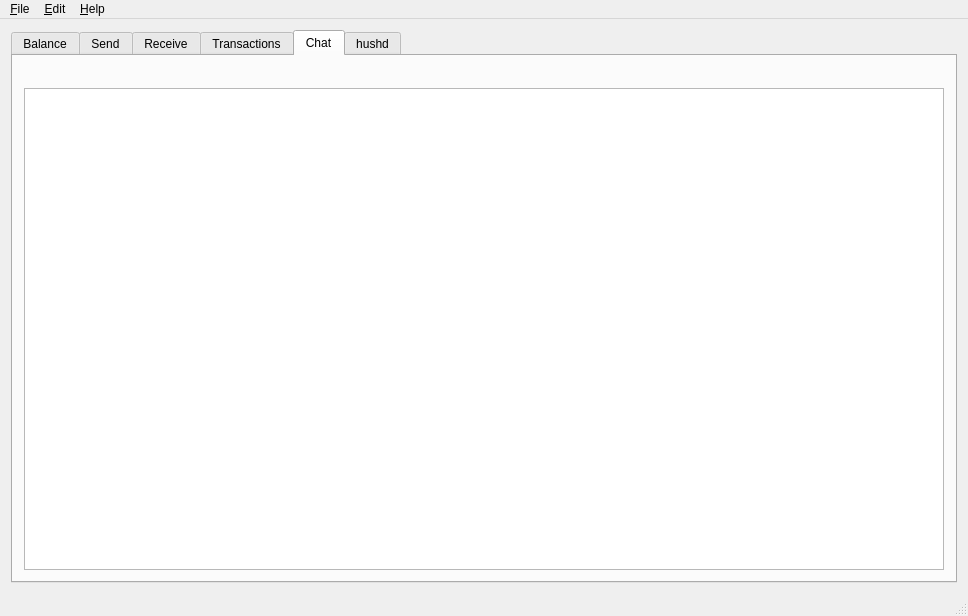
Above: src/mainwindow.ui from ZcashFoundation/zecwallet before the change. Below: the same form after it.
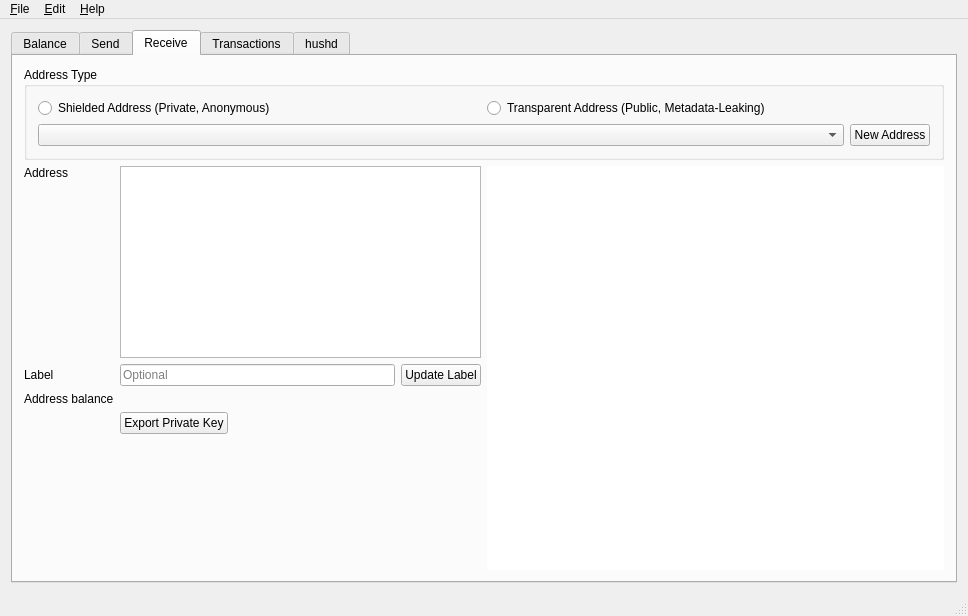
That is the form after the change. The open tabs and pages were chosen to show the change. Icons and pictures are not drawn. Custom widgets are drawn as their Qt base class.

Commit message: Remove chat tab for now, being developed on chat branch

```diff
--- a/src/mainwindow.ui
+++ b/src/mainwindow.ui
@@ -915,38 +915,6 @@
        </layout>
       </widget>
 
-      <widget class="QWidget" name="chat_tab">
-       <attribute name="title">
-        <string>Chat</string>
-       </attribute>
-       <layout class="QVBoxLayout" name="verticalLayout_7">
-           <item>
-                <widget class="QLabel" name="ChatLabeL">
-                <property name="font">
-                    <font>
-                    <pointsize>10</pointsize>
-                    </font>
-                </property>
-                <property name="text">Welcome To The Future -- Duke
-                    <string/>
-                </property>
-                <property name="wordWrap">
-                    <bool>true</bool>
-                </property>
-                </widget>
-           </item>
-           <item>
-                <widget class="QPlainTextEdit" name="MemoTextEdit">
-                <property name="font">
-                    <font>
-                    <pointsize>12</pointsize>
-                    </font>
-                </property>
-                </widget>
-           </item>
-
-       </layout>
-      </widget>
 
       <widget class="QWidget" name="tab_5">
        <attribute name="title">
```
